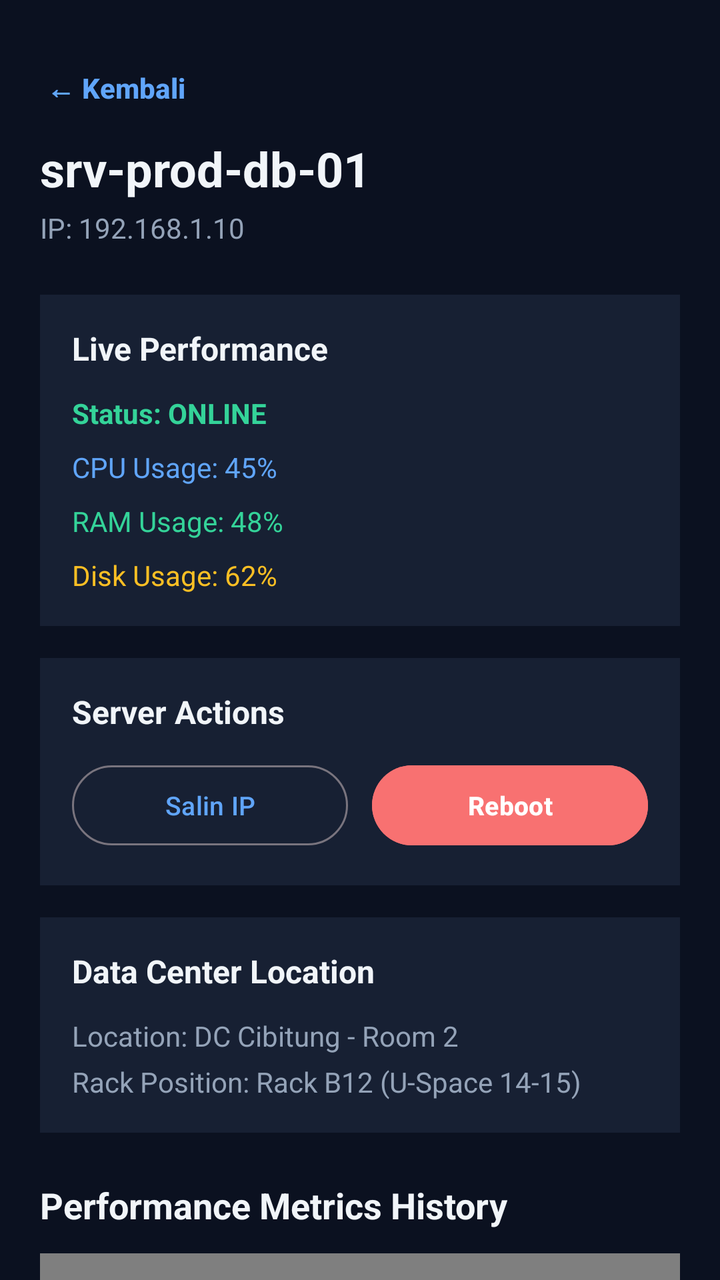
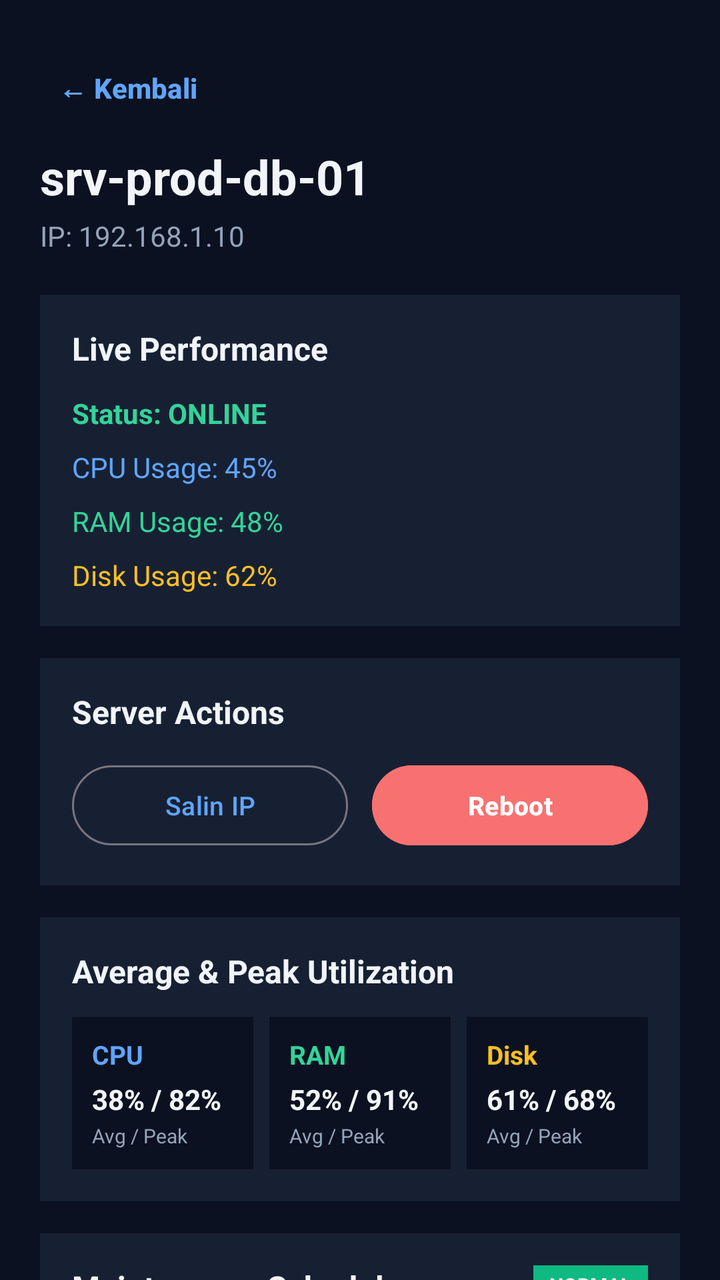

Two renders of the same Android screen: before a commit and after it. Below are the layout's source before the change and the commit's diff.
<!-- AndroidManifest.xml: application theme Theme.OpsMonitor -->
<!-- res/layout/fragment_server_detail.xml -->
<?xml version="1.0" encoding="utf-8"?>
<androidx.core.widget.NestedScrollView xmlns:android="http://schemas.android.com/apk/res/android"
    xmlns:tools="http://schemas.android.com/tools"
    android:layout_width="match_parent"
    android:layout_height="match_parent"
    android:background="#0B1120"
    tools:context=".ui.ServerDetailFragment">

    <LinearLayout
        android:layout_width="match_parent"
        android:layout_height="wrap_content"
        android:orientation="vertical"
        android:padding="20dp">

        <Button
            android:id="@+id/btnBackDetail"
            style="@style/Widget.Material3.Button.TextButton"
            android:layout_width="wrap_content"
            android:layout_height="wrap_content"
            android:text="← Kembali"
            android:textColor="#60A5FA"
            android:paddingStart="0dp"
            android:textSize="14sp"
            android:textStyle="bold" />

        
        <TextView
            android:id="@+id/tvDetailServerName"
            android:layout_width="wrap_content"
            android:layout_height="wrap_content"
            android:text="srv-prod-db-01"
            android:textColor="#F1F5F9"
            android:textSize="24sp"
            android:textStyle="bold" />

        <TextView
            android:id="@+id/tvDetailIpAddress"
            android:layout_width="wrap_content"
            android:layout_height="wrap_content"
            android:layout_marginTop="4dp"
            android:text="IP: 192.168.1.10"
            android:textColor="#94A3B8"
            android:textSize="14sp" />

        
        <LinearLayout
            android:layout_width="match_parent"
            android:layout_height="wrap_content"
            android:layout_marginTop="24dp"
            android:background="#172033"
            android:orientation="vertical"
            android:padding="16dp">

            <TextView
                android:layout_width="wrap_content"
                android:layout_height="wrap_content"
                android:text="Live Performance"
                android:textColor="#F1F5F9"
                android:textSize="16sp"
                android:textStyle="bold" />

            <TextView
                android:id="@+id/tvDetailStatus"
                android:layout_width="wrap_content"
                android:layout_height="wrap_content"
                android:layout_marginTop="12dp"
                android:text="Status: ONLINE"
                android:textColor="#34D399"
                android:textSize="14sp"
                android:textStyle="bold" />

            <TextView
                android:id="@+id/tvDetailCpu"
                android:layout_width="wrap_content"
                android:layout_height="wrap_content"
                android:layout_marginTop="8dp"
                android:text="CPU Usage: 45%"
                android:textColor="#60A5FA"
                android:textSize="14sp" />

            <TextView
                android:id="@+id/tvDetailRam"
                android:layout_width="wrap_content"
                android:layout_height="wrap_content"
                android:layout_marginTop="8dp"
                android:text="RAM Usage: 48%"
                android:textColor="#34D399"
                android:textSize="14sp" />

            <TextView
                android:id="@+id/tvDetailDisk"
                android:layout_width="wrap_content"
                android:layout_height="wrap_content"
                android:layout_marginTop="8dp"
                android:text="Disk Usage: 62%"
                android:textColor="#FBBF24"
                android:textSize="14sp" />
        </LinearLayout>

        
        <LinearLayout
            android:layout_width="match_parent"
            android:layout_height="wrap_content"
            android:layout_marginTop="16dp"
            android:background="#172033"
            android:orientation="vertical"
            android:padding="16dp">

            <TextView
                android:layout_width="wrap_content"
                android:layout_height="wrap_content"
                android:text="Server Actions"
                android:textColor="#F1F5F9"
                android:textSize="16sp"
                android:textStyle="bold" />

            <LinearLayout
                android:layout_width="match_parent"
                android:layout_height="wrap_content"
                android:layout_marginTop="12dp"
                android:orientation="horizontal">

                <Button
                    android:id="@+id/btnCopyIp"
                    style="@style/Widget.Material3.Button.OutlinedButton"
                    android:layout_width="0dp"
                    android:layout_height="wrap_content"
                    android:layout_weight="1"
                    android:layout_marginEnd="6dp"
                    android:text="Salin IP"
                    android:textColor="#60A5FA"
                    android:textSize="13sp" />

                <Button
                    android:id="@+id/btnReboot"
                    android:layout_width="0dp"
                    android:layout_height="wrap_content"
                    android:layout_weight="1"
                    android:layout_marginStart="6dp"
                    android:backgroundTint="#F87171"
                    android:text="Reboot"
                    android:textColor="#FFFFFF"
                    android:textSize="13sp"
                    android:textStyle="bold" />

            </LinearLayout>

        </LinearLayout>

        
        <LinearLayout
            android:layout_width="match_parent"
            android:layout_height="wrap_content"
            android:layout_marginTop="16dp"
            android:background="#172033"
            android:orientation="vertical"
            android:padding="16dp">

            <TextView
                android:layout_width="wrap_content"
                android:layout_height="wrap_content"
                android:text="Data Center Location"
                android:textColor="#F1F5F9"
                android:textSize="16sp"
                android:textStyle="bold" />

            <TextView
                android:layout_width="wrap_content"
                android:layout_height="wrap_content"
                android:layout_marginTop="12dp"
                android:text="Location: DC Cibitung - Room 2"
                android:textColor="#94A3B8"
                android:textSize="14sp" />

            <TextView
                android:layout_width="wrap_content"
                android:layout_height="wrap_content"
                android:layout_marginTop="4dp"
                android:text="Rack Position: Rack B12 (U-Space 14-15)"
                android:textColor="#94A3B8"
                android:textSize="14sp" />
        </LinearLayout>

        <TextView
            android:layout_width="wrap_content"
            android:layout_height="wrap_content"
            android:layout_marginTop="24dp"
            android:layout_marginBottom="12dp"
            android:text="Performance Metrics History"
            android:textColor="#F1F5F9"
            android:textSize="18sp"
            android:textStyle="bold" />

        <com.github.mikephil.charting.charts.LineChart
            android:id="@+id/lineChartResource"
            android:layout_width="match_parent"
            android:layout_height="260dp"
            android:background="#172033"
            android:padding="8dp" />

    </LinearLayout>

</androidx.core.widget.NestedScrollView>
<!-- resources referenced by this layout -->
<resources>
  <style name="Theme.OpsMonitor" parent="Base.Theme.OpsMonitor" />
  <style name="Base.Theme.OpsMonitor" parent="Theme.Material3.DayNight.NoActionBar">
          
          
      </style>
</resources>

<!-- the commit's change to res/layout/fragment_server_detail.xml (unified diff, before → after) -->
@@ -1,5 +1,6 @@
 <?xml version="1.0" encoding="utf-8"?>
 <androidx.core.widget.NestedScrollView xmlns:android="http://schemas.android.com/apk/res/android"
+    xmlns:app="http://schemas.android.com/apk/res-auto"
     xmlns:tools="http://schemas.android.com/tools"
     android:layout_width="match_parent"
     android:layout_height="match_parent"
@@ -17,9 +18,10 @@
             style="@style/Widget.Material3.Button.TextButton"
             android:layout_width="wrap_content"
             android:layout_height="wrap_content"
+            android:paddingStart="0dp"
+            android:paddingEnd="0dp"
             android:text="← Kembali"
             android:textColor="#60A5FA"
-            android:paddingStart="0dp"
             android:textSize="14sp"
             android:textStyle="bold" />
 
@@ -28,6 +30,7 @@
             android:id="@+id/tvDetailServerName"
             android:layout_width="wrap_content"
             android:layout_height="wrap_content"
+            android:layout_marginTop="4dp"
             android:text="srv-prod-db-01"
             android:textColor="#F1F5F9"
             android:textSize="24sp"
@@ -46,7 +49,7 @@
         <LinearLayout
             android:layout_width="match_parent"
             android:layout_height="wrap_content"
-            android:layout_marginTop="24dp"
+            android:layout_marginTop="20dp"
             android:background="#172033"
             android:orientation="vertical"
             android:padding="16dp">
@@ -118,6 +121,7 @@
                 android:layout_width="match_parent"
                 android:layout_height="wrap_content"
                 android:layout_marginTop="12dp"
+                android:baselineAligned="false"
                 android:orientation="horizontal">
 
                 <Button
@@ -125,8 +129,8 @@
                     style="@style/Widget.Material3.Button.OutlinedButton"
                     android:layout_width="0dp"
                     android:layout_height="wrap_content"
+                    android:layout_marginEnd="6dp"
                     android:layout_weight="1"
-                    android:layout_marginEnd="6dp"
                     android:text="Salin IP"
                     android:textColor="#60A5FA"
                     android:textSize="13sp" />
@@ -135,8 +139,8 @@
                     android:id="@+id/btnReboot"
                     android:layout_width="0dp"
                     android:layout_height="wrap_content"
+                    android:layout_marginStart="6dp"
                     android:layout_weight="1"
-                    android:layout_marginStart="6dp"
                     android:backgroundTint="#F87171"
                     android:text="Reboot"
                     android:textColor="#FFFFFF"
@@ -159,6 +163,325 @@
             <TextView
                 android:layout_width="wrap_content"
                 android:layout_height="wrap_content"
+                android:text="Average &amp; Peak Utilization"
+                android:textColor="#F1F5F9"
+                android:textSize="16sp"
+                android:textStyle="bold" />
+
+            <LinearLayout
+                android:layout_width="match_parent"
+                android:layout_height="wrap_content"
+                android:layout_marginTop="12dp"
+                android:baselineAligned="false"
+                android:orientation="horizontal">
+
+                
+                <LinearLayout
+                    android:layout_width="0dp"
+                    android:layout_height="wrap_content"
+                    android:layout_marginEnd="4dp"
+                    android:layout_weight="1"
+                    android:background="#0B1120"
+                    android:orientation="vertical"
+                    android:padding="10dp">
+
+                    <TextView
+                        android:layout_width="wrap_content"
+                        android:layout_height="wrap_content"
+                        android:text="CPU"
+                        android:textColor="#60A5FA"
+                        android:textSize="13sp"
+                        android:textStyle="bold" />
+
+                    <TextView
+                        android:id="@+id/tvCpuAvgPeak"
+                        android:layout_width="wrap_content"
+                        android:layout_height="wrap_content"
+                        android:layout_marginTop="4dp"
+                        android:text="38% / 82%"
+                        android:textColor="#F1F5F9"
+                        android:textSize="14sp"
+                        android:textStyle="bold" />
+
+                    <TextView
+                        android:layout_width="wrap_content"
+                        android:layout_height="wrap_content"
+                        android:layout_marginTop="2dp"
+                        android:text="Avg / Peak"
+                        android:textColor="#94A3B8"
+                        android:textSize="10sp" />
+                </LinearLayout>
+
+                
+                <LinearLayout
+                    android:layout_width="0dp"
+                    android:layout_height="wrap_content"
+                    android:layout_marginHorizontal="4dp"
+                    android:layout_weight="1"
+                    android:background="#0B1120"
+                    android:orientation="vertical"
+                    android:padding="10dp">
+
+                    <TextView
+                        android:layout_width="wrap_content"
+                        android:layout_height="wrap_content"
+                        android:text="RAM"
+                        android:textColor="#34D399"
+                        android:textSize="13sp"
+                        android:textStyle="bold" />
+
+                    <TextView
+                        android:id="@+id/tvRamAvgPeak"
+                        android:layout_width="wrap_content"
+                        android:layout_height="wrap_content"
+                        android:layout_marginTop="4dp"
+                        android:text="52% / 91%"
+                        android:textColor="#F1F5F9"
+                        android:textSize="14sp"
+                        android:textStyle="bold" />
+
+                    <TextView
+                        android:layout_width="wrap_content"
+                        android:layout_height="wrap_content"
+                        android:layout_marginTop="2dp"
+                        android:text="Avg / Peak"
+                        android:textColor="#94A3B8"
+                        android:textSize="10sp" />
+                </LinearLayout>
+
+                
+                <LinearLayout
+                    android:layout_width="0dp"
+                    android:layout_height="wrap_content"
+                    android:layout_marginStart="4dp"
+                    android:layout_weight="1"
+                    android:background="#0B1120"
+                    android:orientation="vertical"
+                    android:padding="10dp">
+
+                    <TextView
+                        android:layout_width="wrap_content"
+                        android:layout_height="wrap_content"
+                        android:text="Disk"
+                        android:textColor="#FBBF24"
+                        android:textSize="13sp"
+                        android:textStyle="bold" />
+
+                    <TextView
+                        android:id="@+id/tvDiskAvgPeak"
+                        android:layout_width="wrap_content"
+                        android:layout_height="wrap_content"
+                        android:layout_marginTop="4dp"
+                        android:text="61% / 68%"
+                        android:textColor="#F1F5F9"
+                        android:textSize="14sp"
+                        android:textStyle="bold" />
+
+                    <TextView
+                        android:layout_width="wrap_content"
+                        android:layout_height="wrap_content"
+                        android:layout_marginTop="2dp"
+                        android:text="Avg / Peak"
+                        android:textColor="#94A3B8"
+                        android:textSize="10sp" />
+                </LinearLayout>
+
+            </LinearLayout>
+
+        </LinearLayout>
+
+        
+        <LinearLayout
+            android:layout_width="match_parent"
+            android:layout_height="wrap_content"
+            android:layout_marginTop="16dp"
+            android:background="#172033"
+            android:orientation="vertical"
+            android:padding="16dp">
+
+            <RelativeLayout
+                android:layout_width="match_parent"
+                android:layout_height="wrap_content">
+
+                <TextView
+                    android:layout_width="wrap_content"
+                    android:layout_height="wrap_content"
+                    android:text="Maintenance Schedule"
+                    android:textColor="#F1F5F9"
+                    android:textSize="16sp"
+                    android:textStyle="bold" />
+
+                <TextView
+                    android:id="@+id/tvMaintenanceStatus"
+                    android:layout_width="wrap_content"
+                    android:layout_height="wrap_content"
+                    android:layout_alignParentEnd="true"
+                    android:background="#10B981"
+                    android:paddingHorizontal="8dp"
+                    android:paddingVertical="3dp"
+                    android:text="NORMAL"
+                    android:textColor="#FFFFFF"
+                    android:textSize="10sp"
+                    android:textStyle="bold" />
+
+            </RelativeLayout>
+
+            
+            <LinearLayout
+                android:layout_width="match_parent"
+                android:layout_height="wrap_content"
+                android:layout_marginTop="14dp"
+                android:orientation="vertical">
+
+                <LinearLayout
+                    android:layout_width="match_parent"
+                    android:layout_height="wrap_content"
+                    android:orientation="horizontal">
+
+                    <TextView
+                        android:layout_width="wrap_content"
+                        android:layout_height="wrap_content"
+                        android:background="#2563EB"
+                        android:paddingHorizontal="6dp"
+                        android:paddingVertical="2dp"
+                        android:text="PATCHING"
+                        android:textColor="#FFFFFF"
+                        android:textSize="10sp"
+                        android:textStyle="bold" />
+
+                    <TextView
+                        android:layout_width="wrap_content"
+                        android:layout_height="wrap_content"
+                        android:layout_marginStart="8dp"
+                        android:text="OS Security &amp; Kernel Update"
+                        android:textColor="#F1F5F9"
+                        android:textSize="13sp"
+                        android:textStyle="bold" />
+
+                </LinearLayout>
+
+                <TextView
+                    android:layout_width="wrap_content"
+                    android:layout_height="wrap_content"
+                    android:layout_marginTop="3dp"
+                    android:text="15 Jan 2025, 02:00 - 04:00 WIB (Terjadwal)"
+                    android:textColor="#94A3B8"
+                    android:textSize="12sp" />
+
+            </LinearLayout>
+
+            <View
+                android:layout_width="match_parent"
+                android:layout_height="1dp"
+                android:layout_marginVertical="10dp"
+                android:background="#334155" />
+
+            
+            <LinearLayout
+                android:layout_width="match_parent"
+                android:layout_height="wrap_content"
+                android:orientation="vertical">
+
+                <LinearLayout
+                    android:layout_width="match_parent"
+                    android:layout_height="wrap_content"
+                    android:orientation="horizontal">
+
+                    <TextView
+                        android:layout_width="wrap_content"
+                        android:layout_height="wrap_content"
+                        android:background="#F59E0B"
+                        android:paddingHorizontal="6dp"
+                        android:paddingVertical="2dp"
+                        android:text="RESTART"
+                        android:textColor="#FFFFFF"
+                        android:textSize="10sp"
+                        android:textStyle="bold" />
+
+                    <TextView
+                        android:layout_width="wrap_content"
+                        android:layout_height="wrap_content"
+                        android:layout_marginStart="8dp"
+                        android:text="Routine Monthly System Reboot"
+                        android:textColor="#F1F5F9"
+                        android:textSize="13sp"
+                        android:textStyle="bold" />
+
+                </LinearLayout>
+
+                <TextView
+                    android:layout_width="wrap_content"
+                    android:layout_height="wrap_content"
+                    android:layout_marginTop="3dp"
+                    android:text="18 Jan 2025, 03:00 WIB (Akan Datang)"
+                    android:textColor="#94A3B8"
+                    android:textSize="12sp" />
+
+            </LinearLayout>
+
+            <View
+                android:layout_width="match_parent"
+                android:layout_height="1dp"
+                android:layout_marginVertical="10dp"
+                android:background="#334155" />
+
+            
+            <LinearLayout
+                android:layout_width="match_parent"
+                android:layout_height="wrap_content"
+                android:orientation="vertical">
+
+                <LinearLayout
+                    android:layout_width="match_parent"
+                    android:layout_height="wrap_content"
+                    android:orientation="horizontal">
+
+                    <TextView
+                        android:layout_width="wrap_content"
+                        android:layout_height="wrap_content"
+                        android:background="#8B5CF6"
+                        android:paddingHorizontal="6dp"
+                        android:paddingVertical="2dp"
+                        android:text="HARDWARE"
+                        android:textColor="#FFFFFF"
+                        android:textSize="10sp"
+                        android:textStyle="bold" />
+
+                    <TextView
+                        android:layout_width="wrap_content"
+                        android:layout_height="wrap_content"
+                        android:layout_marginStart="8dp"
+                        android:text="DCO Power Unit &amp; Cable Inspection"
+                        android:textColor="#F1F5F9"
+                        android:textSize="13sp"
+                        android:textStyle="bold" />
+
+                </LinearLayout>
+
+                <TextView
+                    android:layout_width="wrap_content"
+                    android:layout_height="wrap_content"
+                    android:layout_marginTop="3dp"
+                    android:text="25 Jan 2025, 01:00 - 05:00 WIB (Rencana)"
+                    android:textColor="#94A3B8"
+                    android:textSize="12sp" />
+
+            </LinearLayout>
+
+        </LinearLayout>
+
+        
+        <LinearLayout
+            android:layout_width="match_parent"
+            android:layout_height="wrap_content"
+            android:layout_marginTop="16dp"
+            android:background="#172033"
+            android:orientation="vertical"
+            android:padding="16dp">
+
+            <TextView
+                android:layout_width="wrap_content"
+                android:layout_height="wrap_content"
                 android:text="Data Center Location"
                 android:textColor="#F1F5F9"
                 android:textSize="16sp"
@@ -181,22 +504,238 @@
                 android:textSize="14sp" />
         </LinearLayout>
 
-        <TextView
-            android:layout_width="wrap_content"
-            android:layout_height="wrap_content"
-            android:layout_marginTop="24dp"
-            android:layout_marginBottom="12dp"
-            android:text="Performance Metrics History"
-            android:textColor="#F1F5F9"
-            android:textSize="18sp"
-            android:textStyle="bold" />
-
-        <com.github.mikephil.charting.charts.LineChart
-            android:id="@+id/lineChartResource"
+        
+        <LinearLayout
             android:layout_width="match_parent"
-            android:layout_height="260dp"
+            android:layout_height="wrap_content"
+            android:layout_marginTop="16dp"
             android:background="#172033"
-            android:padding="8dp" />
+            android:orientation="vertical"
+            android:padding="16dp">
+
+            <TextView
+                android:layout_width="wrap_content"
+                android:layout_height="wrap_content"
+                android:text="Monitoring History"
+                android:textColor="#F1F5F9"
+                android:textSize="16sp"
+                android:textStyle="bold" />
+
+            <HorizontalScrollView
+                android:layout_width="match_parent"
+                android:layout_height="wrap_content"
+                android:layout_marginTop="10dp"
+                android:scrollbars="none">
+
+                <com.google.android.material.chip.ChipGroup
+                    android:id="@+id/cgTimeRange"
+                    android:layout_width="wrap_content"
+                    android:layout_height="wrap_content"
+                    app:singleLine="true"
+                    app:singleSelection="true">
+
+                    <com.google.android.material.chip.Chip
+                        android:id="@+id/chip24h"
+                        style="@style/Widget.Material3.Chip.Filter"
+                        android:layout_width="wrap_content"
+                        android:layout_height="wrap_content"
+                        android:checked="true"
+                        android:text="24 Jam"
+                        android:textColor="#F1F5F9"
+                        android:textSize="11sp" />
+
+                    <com.google.android.material.chip.Chip
+                        android:id="@+id/chipDaily"
+                        style="@style/Widget.Material3.Chip.Filter"
+                        android:layout_width="wrap_content"
+                        android:layout_height="wrap_content"
+                        android:text="Harian"
+                        android:textColor="#F1F5F9"
+                        android:textSize="11sp" />
+
+                    <com.google.android.material.chip.Chip
+                        android:id="@+id/chipWeekly"
+                        style="@style/Widget.Material3.Chip.Filter"
+                        android:layout_width="wrap_content"
+                        android:layout_height="wrap_content"
+                        android:text="Mingguan"
+                        android:textColor="#F1F5F9"
+                        android:textSize="11sp" />
+
+                </com.google.android.material.chip.ChipGroup>
+
+            </HorizontalScrollView>
+
+            <com.github.mikephil.charting.charts.LineChart
+                android:id="@+id/lineChartResource"
+                android:layout_width="match_parent"
+                android:layout_height="240dp"
+                android:layout_marginTop="8dp"
+                android:background="#0B1120"
+                android:padding="8dp" />
+
+        </LinearLayout>
+
+        
+        <LinearLayout
+            android:layout_width="match_parent"
+            android:layout_height="wrap_content"
+            android:layout_marginTop="16dp"
+            android:background="#172033"
+            android:orientation="vertical"
+            android:padding="16dp">
+
+            <TextView
+                android:layout_width="wrap_content"
+                android:layout_height="wrap_content"
+                android:text="Riwayat Perubahan Status"
+                android:textColor="#F1F5F9"
+                android:textSize="16sp"
+                android:textStyle="bold" />
+
+            
+            <LinearLayout
+                android:layout_width="match_parent"
+                android:layout_height="wrap_content"
+                android:layout_marginTop="12dp"
+                android:orientation="vertical">
+
+                <LinearLayout
+                    android:layout_width="match_parent"
+                    android:layout_height="wrap_content"
+                    android:orientation="horizontal">
+
+                    <TextView
+                        android:layout_width="wrap_content"
+                        android:layout_height="wrap_content"
+                        android:background="#EF4444"
+                        android:paddingHorizontal="6dp"
+                        android:paddingVertical="2dp"
+                        android:text="OFFLINE"
+                        android:textColor="#FFFFFF"
+                        android:textSize="11sp"
+                        android:textStyle="bold" />
+
+                    <TextView
+                        android:layout_width="wrap_content"
+                        android:layout_height="wrap_content"
+                        android:layout_marginStart="8dp"
+                        android:text="Power Interruption / Connection Lost"
+                        android:textColor="#F1F5F9"
+                        android:textSize="13sp"
+                        android:textStyle="bold" />
+
+                </LinearLayout>
+
+                <TextView
+                    android:layout_width="wrap_content"
+                    android:layout_height="wrap_content"
+                    android:layout_marginTop="2dp"
+                    android:text="12 Jan 2025, 14:30 WIB"
+                    android:textColor="#94A3B8"
+                    android:textSize="12sp" />
+
+            </LinearLayout>
+
+            <View
+                android:layout_width="match_parent"
+                android:layout_height="1dp"
+                android:layout_marginVertical="10dp"
+                android:background="#334155" />
+
+            
+            <LinearLayout
+                android:layout_width="match_parent"
+                android:layout_height="wrap_content"
+                android:orientation="vertical">
+
+                <LinearLayout
+                    android:layout_width="match_parent"
+                    android:layout_height="wrap_content"
+                    android:orientation="horizontal">
+
+                    <TextView
+                        android:layout_width="wrap_content"
+                        android:layout_height="wrap_content"
+                        android:background="#F59E0B"
+                        android:paddingHorizontal="6dp"
+                        android:paddingVertical="2dp"
+                        android:text="WARNING"
+                        android:textColor="#FFFFFF"
+                        android:textSize="11sp"
+                        android:textStyle="bold" />
+
+                    <TextView
+                        android:layout_width="wrap_content"
+                        android:layout_height="wrap_content"
+                        android:layout_marginStart="8dp"
+                        android:text="High Memory Usage (RAM > 88%)"
+                        android:textColor="#F1F5F9"
+                        android:textSize="13sp"
+                        android:textStyle="bold" />
+
+                </LinearLayout>
+
+                <TextView
+                    android:layout_width="wrap_content"
+                    android:layout_height="wrap_content"
+                    android:layout_marginTop="2dp"
+                    android:text="12 Jan 2025, 12:15 WIB"
+                    android:textColor="#94A3B8"
+                    android:textSize="12sp" />
+
+            </LinearLayout>
+
+            <View
+                android:layout_width="match_parent"
+                android:layout_height="1dp"
+                android:layout_marginVertical="10dp"
+                android:background="#334155" />
+
+            
+            <LinearLayout
+                android:layout_width="match_parent"
+                android:layout_height="wrap_content"
+                android:orientation="vertical">
+
+                <LinearLayout
+                    android:layout_width="match_parent"
+                    android:layout_height="wrap_content"
+                    android:orientation="horizontal">
+
+                    <TextView
+                        android:layout_width="wrap_content"
+                        android:layout_height="wrap_content"
+                        android:background="#10B981"
+                        android:paddingHorizontal="6dp"
+                        android:paddingVertical="2dp"
+                        android:text="ONLINE"
+                        android:textColor="#FFFFFF"
+                        android:textSize="11sp"
+                        android:textStyle="bold" />
+
+                    <TextView
+                        android:layout_width="wrap_content"
+                        android:layout_height="wrap_content"
+                        android:layout_marginStart="8dp"
+                        android:text="Scheduled System Maintenance Reboot"
+                        android:textColor="#F1F5F9"
+                        android:textSize="13sp"
+                        android:textStyle="bold" />
+
+                </LinearLayout>
+
+                <TextView
+                    android:layout_width="wrap_content"
+                    android:layout_height="wrap_content"
+                    android:layout_marginTop="2dp"
+                    android:text="11 Jan 2025, 08:00 WIB"
+                    android:textColor="#94A3B8"
+                    android:textSize="12sp" />
+
+            </LinearLayout>
+
+        </LinearLayout>
 
     </LinearLayout>
 
